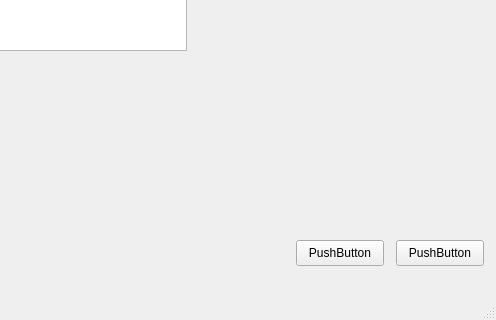
Before: the Qt Designer form ui/mainwindow.ui in davidhoy/pocotest, drawn with Qt 5; both pictures show x 304 to 800 and y 280 to 600 of the 800 by 600 pixel window.
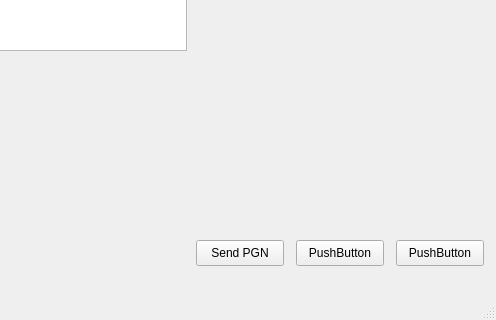
After: the same form once the commit is applied.

Commit message: Add PGN send dialog

```diff
--- a/ui/mainwindow.ui
+++ b/ui/mainwindow.ui
@@ -40,6 +40,19 @@
      <string>PushButton</string>
     </property>
    </widget>
+   <widget class="QPushButton" name="sendPGNButton">
+    <property name="geometry">
+     <rect>
+      <x>500</x>
+      <y>520</y>
+      <width>88</width>
+      <height>26</height>
+     </rect>
+    </property>
+    <property name="text">
+     <string>Send PGN</string>
+    </property>
+   </widget>
    <widget class="QTextEdit" name="logTextBox">
     <property name="geometry">
      <rect>
```
The commit also changes 8 other files.
